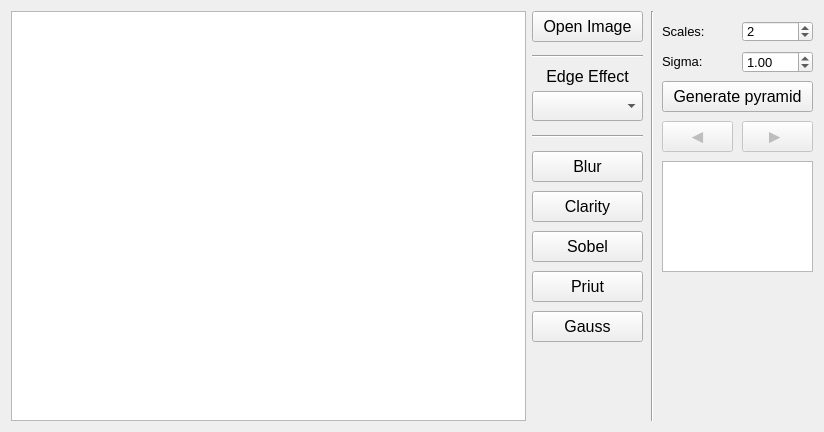
This is Gui/mainwindow.ui in faystmax/ComputerVision as Qt 5 draws it before an edit. The edited form follows.
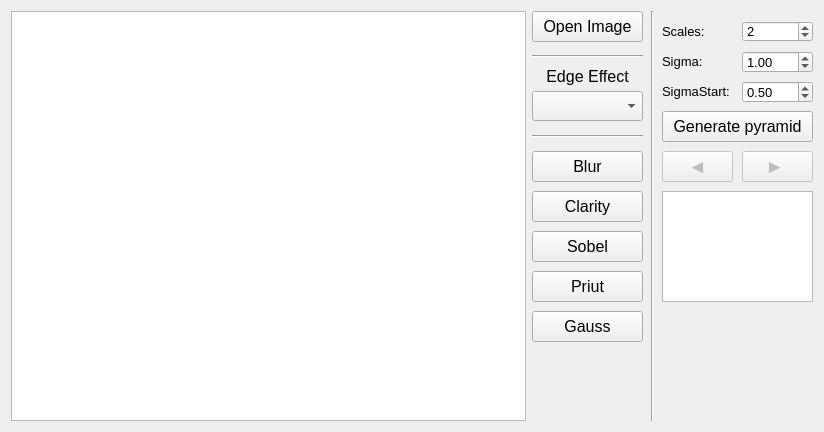
This is the edited form. Icons and pictures are not drawn.

Patch:
```diff
--- a/Gui/mainwindow.ui
+++ b/Gui/mainwindow.ui
@@ -241,7 +241,7 @@
        <property name="geometry">
         <rect>
          <x>130</x>
-         <y>70</y>
+            <y>100</y>
          <width>151</width>
          <height>31</height>
         </rect>
@@ -263,7 +263,7 @@
        <property name="geometry">
         <rect>
          <x>130</x>
-         <y>110</y>
+            <y>140</y>
          <width>71</width>
          <height>31</height>
         </rect>
@@ -285,7 +285,7 @@
        <property name="geometry">
         <rect>
          <x>210</x>
-         <y>110</y>
+            <y>140</y>
          <width>71</width>
          <height>31</height>
         </rect>
@@ -376,7 +376,7 @@
        <property name="geometry">
         <rect>
          <x>130</x>
-         <y>150</y>
+            <y>180</y>
          <width>151</width>
          <height>111</height>
         </rect>
@@ -385,6 +385,42 @@
         <bool>true</bool>
        </property>
       </widget>
+         <widget class="QLabel" name="label_3">
+             <property name="geometry">
+                 <rect>
+                     <x>130</x>
+                     <y>70</y>
+                     <width>71</width>
+                     <height>21</height>
+                 </rect>
+             </property>
+             <property name="font">
+                 <font>
+                     <pointsize>10</pointsize>
+                 </font>
+             </property>
+             <property name="text">
+                 <string>SigmaStart:</string>
+             </property>
+         </widget>
+         <widget class="QDoubleSpinBox" name="sigmaStartSpinBox">
+             <property name="geometry">
+                 <rect>
+                     <x>210</x>
+                     <y>70</y>
+                     <width>71</width>
+                     <height>22</height>
+                 </rect>
+             </property>
+             <property name="font">
+                 <font>
+                     <pointsize>10</pointsize>
+                 </font>
+             </property>
+             <property name="value">
+                 <double>0.500000000000000</double>
+             </property>
+         </widget>
      </widget>
     </item>
    </layout>
```
